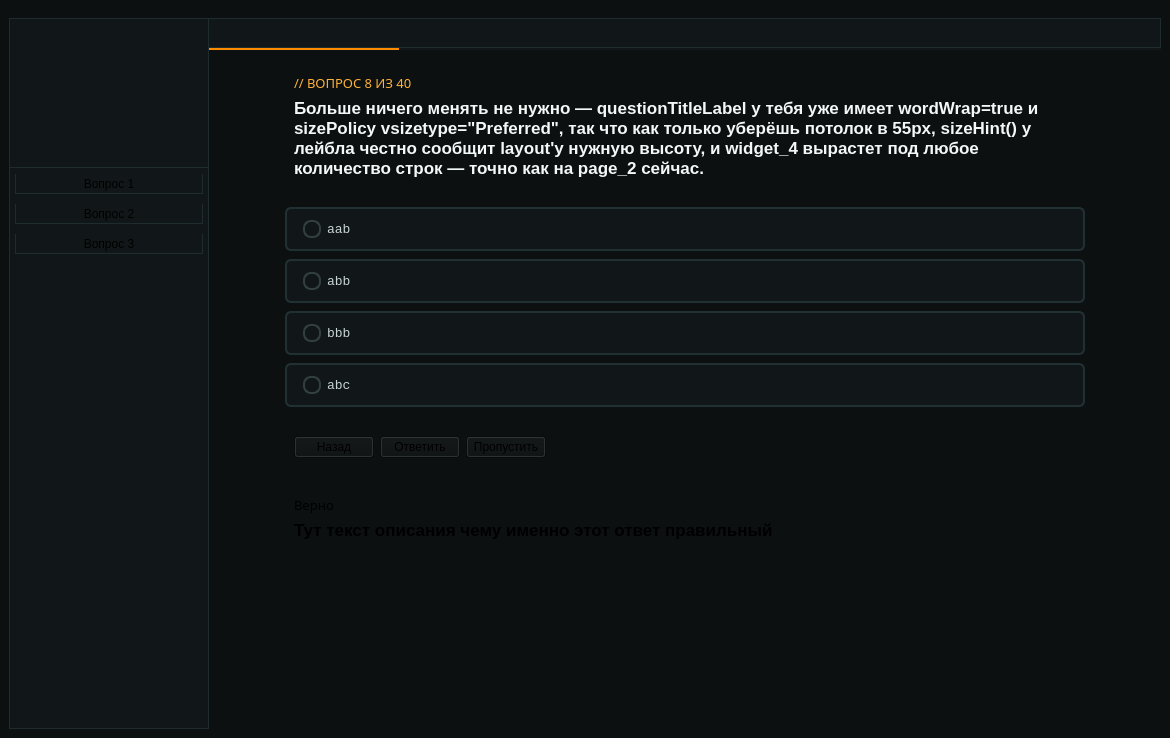
The window that src/ui/mainwindow.ui (Krona-org/CodeForge) describes before a commit, drawn with Qt 5.
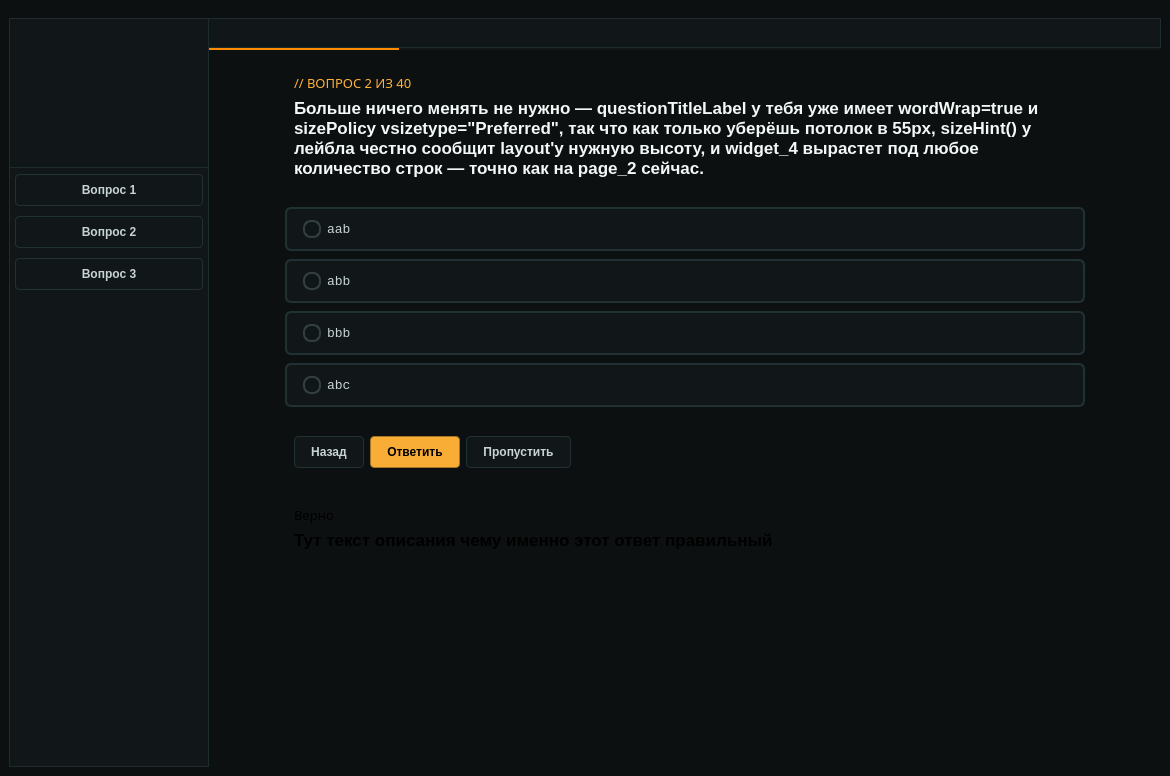
The same window after the commit. The open tabs and pages were chosen to show the change. Custom widgets are drawn as their Qt base class.

Commit message: исправил кнопки в интерфейсе

```diff
--- a/src/ui/mainwindow.ui
+++ b/src/ui/mainwindow.ui
@@ -7,7 +7,7 @@
     <x>0</x>
     <y>0</y>
     <width>1170</width>
-    <height>738</height>
+    <height>776</height>
    </rect>
   </property>
   <property name="windowTitle">
@@ -865,8 +865,8 @@
                   <rect>
                    <x>0</x>
                    <y>0</y>
-                   <width>302</width>
-                   <height>810</height>
+                   <width>958</width>
+                   <height>684</height>
                   </rect>
                  </property>
                  <layout class="QGridLayout" name="gridLayout_6">
@@ -909,7 +909,7 @@
 }</string>
                        </property>
                        <property name="text">
-                        <string>// ВОПРОС 8 ИЗ 40</string>
+                        <string>// ВОПРОС 2 ИЗ 40</string>
                        </property>
                       </widget>
                      </item>
@@ -1240,6 +1240,23 @@
                     <layout class="QGridLayout" name="gridLayout_8">
                      <item row="0" column="0">
                       <widget class="QPushButton" name="pushButton_4">
+                       <property name="styleSheet">
+                        <string notr="true">QPushButton {
+	font-family: &quot;IBM Plex Mono&quot;;
+    font-weight: 500;
+    background-color: rgb(17, 23, 24);
+    color: rgb(199, 212, 210);
+    border: 1px solid rgb(33, 48, 50);
+    border-radius: 4px;
+	padding: 8px 16px;
+}
+
+QPushButton:hover {
+    background-color: rgb(22, 30, 32);
+    border-color: rgb(51, 64, 63);
+}
+</string>
+                       </property>
                        <property name="text">
                         <string>Назад</string>
                        </property>
@@ -1247,6 +1264,23 @@
                      </item>
                      <item row="0" column="2">
                       <widget class="QPushButton" name="pushButton_6">
+                       <property name="styleSheet">
+                        <string notr="true">QPushButton {
+	font-family: &quot;IBM Plex Mono&quot;;
+    font-weight: 500;
+    background-color: rgb(17, 23, 24);
+    color: rgb(199, 212, 210);
+    border: 1px solid rgb(33, 48, 50);
+    border-radius: 4px;
+	padding: 8px 16px;
+}
+
+QPushButton:hover {
+    background-color: rgb(22, 30, 32);
+    border-color: rgb(51, 64, 63);
+}
+</string>
+                       </property>
                        <property name="text">
                         <string>Пропустить</string>
                        </property>
@@ -1254,6 +1288,22 @@
                      </item>
                      <item row="0" column="1">
                       <widget class="QPushButton" name="pushButton_5">
+                       <property name="styleSheet">
+                        <string notr="true">QPushButton {
+	font-family: &quot;IBM Plex Mono&quot;;
+    font-weight: 600;
+	background-color: rgb(248, 173, 54);
+	color: rgb(0, 0, 0);
+    border: 1px solid rgb(167, 115, 37);
+    border-radius: 4px;
+	padding: 8px 16px;
+}
+
+QPushButton:hover {
+    border: 2px solid rgb(255, 255, 255);
+}
+</string>
+                       </property>
                        <property name="text">
                         <string>Ответить</string>
                        </property>
@@ -2249,7 +2299,7 @@
                   <x>0</x>
                   <y>0</y>
                   <width>200</width>
-                  <height>540</height>
+                  <height>578</height>
                  </rect>
                 </property>
                 <layout class="QVBoxLayout" name="verticalLayout_8">
@@ -2276,6 +2326,23 @@
                      <height>20</height>
                     </size>
                    </property>
+                   <property name="styleSheet">
+                    <string notr="true">QPushButton {
+	font-family: &quot;IBM Plex Mono&quot;;
+    font-weight: 500;
+    background-color: rgb(17, 23, 24);
+    color: rgb(199, 212, 210);
+    border: 1px solid rgb(33, 48, 50);
+    border-radius: 4px;
+	padding: 8px 16px;
+}
+
+QPushButton:hover {
+    background-color: rgb(22, 30, 32);
+    border-color: rgb(51, 64, 63);
+}
+</string>
+                   </property>
                    <property name="text">
                     <string>Вопрос 1</string>
                    </property>
@@ -2289,6 +2356,23 @@
                      <height>20</height>
                     </size>
                    </property>
+                   <property name="styleSheet">
+                    <string notr="true">QPushButton {
+	font-family: &quot;IBM Plex Mono&quot;;
+    font-weight: 500;
+    background-color: rgb(17, 23, 24);
+    color: rgb(199, 212, 210);
+    border: 1px solid rgb(33, 48, 50);
+    border-radius: 4px;
+	padding: 8px 16px;
+}
+
+QPushButton:hover {
+    background-color: rgb(22, 30, 32);
+    border-color: rgb(51, 64, 63);
+}
+</string>
+                   </property>
                    <property name="text">
                     <string>Вопрос 2</string>
                    </property>
@@ -2302,6 +2386,23 @@
                      <height>20</height>
                     </size>
                    </property>
+                   <property name="styleSheet">
+                    <string notr="true">QPushButton {
+	font-family: &quot;IBM Plex Mono&quot;;
+    font-weight: 500;
+    background-color: rgb(17, 23, 24);
+    color: rgb(199, 212, 210);
+    border: 1px solid rgb(33, 48, 50);
+    border-radius: 4px;
+	padding: 8px 16px;
+}
+
+QPushButton:hover {
+    background-color: rgb(22, 30, 32);
+    border-color: rgb(51, 64, 63);
+}
+</string>
+                   </property>
                    <property name="text">
                     <string>Вопрос 3</string>
                    </property>
```
Left out of the diff: 60 changed lines with no effect on the pictures. The commit also changes 1 other file.
